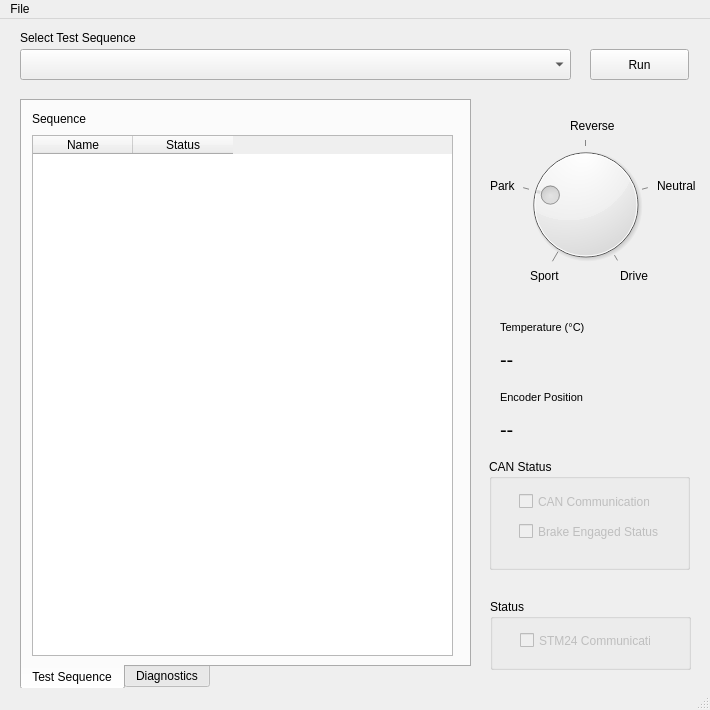
This is Noise/gui.ui in bensoni/GHSP_Fixture as Qt 5 draws it before an edit. The edited form follows.
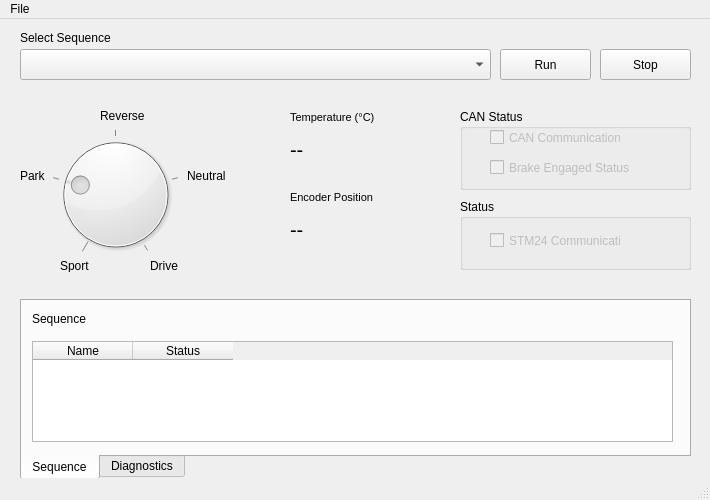
This is the edited form. The open tabs and pages were chosen to show the change.

```diff
--- a/Noise/gui.ui
+++ b/Noise/gui.ui
@@ -7,19 +7,19 @@
     <x>0</x>
     <y>0</y>
     <width>710</width>
-    <height>710</height>
+    <height>500</height>
    </rect>
   </property>
   <property name="minimumSize">
    <size>
     <width>710</width>
-    <height>710</height>
+    <height>500</height>
    </size>
   </property>
   <property name="maximumSize">
    <size>
     <width>710</width>
-    <height>710</height>
+    <height>500</height>
    </size>
   </property>
   <property name="windowTitle">
@@ -38,9 +38,9 @@
    <widget class="QPushButton" name="run_pushButton">
     <property name="geometry">
      <rect>
-      <x>590</x>
+      <x>500</x>
       <y>30</y>
-      <width>99</width>
+      <width>91</width>
       <height>31</height>
      </rect>
     </property>
@@ -53,7 +53,7 @@
      <rect>
       <x>20</x>
       <y>30</y>
-      <width>551</width>
+      <width>471</width>
       <height>31</height>
      </rect>
     </property>
@@ -68,14 +68,14 @@
      </rect>
     </property>
     <property name="text">
-     <string>Select Test Sequence</string>
+     <string>Select Sequence</string>
     </property>
    </widget>
    <widget class="QDial" name="dial">
     <property name="geometry">
      <rect>
-      <x>520</x>
-      <y>110</y>
+      <x>50</x>
+      <y>100</y>
       <width>131</width>
       <height>151</height>
      </rect>
@@ -97,9 +97,9 @@
     <property name="geometry">
      <rect>
       <x>20</x>
-      <y>80</y>
-      <width>451</width>
-      <height>591</height>
+      <y>280</y>
+      <width>671</width>
+      <height>181</height>
      </rect>
     </property>
     <property name="autoFillBackground">
@@ -116,15 +116,15 @@
     </property>
     <widget class="QWidget" name="testSequenceTab">
      <attribute name="title">
-      <string>Test Sequence</string>
+      <string>Sequence</string>
      </attribute>
      <widget class="QTableWidget" name="sequence_tableWidget">
       <property name="geometry">
        <rect>
         <x>10</x>
-        <y>34</y>
-        <width>421</width>
-        <height>521</height>
+        <y>40</y>
+        <width>641</width>
+        <height>101</height>
        </rect>
       </property>
       <column>
@@ -187,8 +187,8 @@
    <widget class="QLabel" name="temperature_label">
     <property name="geometry">
      <rect>
-      <x>500</x>
-      <y>320</y>
+      <x>290</x>
+      <y>110</y>
       <width>91</width>
       <height>41</height>
      </rect>
@@ -203,8 +203,8 @@
    <widget class="QLabel" name="label_8">
     <property name="geometry">
      <rect>
-      <x>500</x>
-      <y>300</y>
+      <x>290</x>
+      <y>90</y>
       <width>121</width>
       <height>17</height>
      </rect>
@@ -223,9 +223,9 @@
    <widget class="QGroupBox" name="status_groupBox">
     <property name="geometry">
      <rect>
-      <x>490</x>
-      <y>580</y>
-      <width>201</width>
+      <x>460</x>
+      <y>180</y>
+      <width>231</width>
       <height>71</height>
      </rect>
     </property>
@@ -255,8 +255,8 @@
    <widget class="QLabel" name="label_2">
     <property name="geometry">
      <rect>
-      <x>490</x>
-      <y>160</y>
+      <x>20</x>
+      <y>150</y>
       <width>46</width>
       <height>13</height>
      </rect>
@@ -268,8 +268,8 @@
    <widget class="QLabel" name="label_3">
     <property name="geometry">
      <rect>
-      <x>570</x>
-      <y>100</y>
+      <x>100</x>
+      <y>90</y>
       <width>46</width>
       <height>13</height>
      </rect>
@@ -281,8 +281,8 @@
    <widget class="QLabel" name="label_9">
     <property name="geometry">
      <rect>
-      <x>657</x>
-      <y>160</y>
+      <x>187</x>
+      <y>150</y>
       <width>46</width>
       <height>13</height>
      </rect>
@@ -294,8 +294,8 @@
    <widget class="QLabel" name="label_10">
     <property name="geometry">
      <rect>
-      <x>620</x>
-      <y>250</y>
+      <x>150</x>
+      <y>240</y>
       <width>46</width>
       <height>13</height>
      </rect>
@@ -307,8 +307,8 @@
    <widget class="QLabel" name="label_11">
     <property name="geometry">
      <rect>
-      <x>530</x>
-      <y>250</y>
+      <x>60</x>
+      <y>240</y>
       <width>46</width>
       <height>13</height>
      </rect>
@@ -320,10 +320,10 @@
    <widget class="QGroupBox" name="groupBox">
     <property name="geometry">
      <rect>
-      <x>489</x>
-      <y>440</y>
-      <width>201</width>
-      <height>111</height>
+      <x>460</x>
+      <y>90</y>
+      <width>231</width>
+      <height>81</height>
      </rect>
     </property>
     <property name="title">
@@ -333,7 +333,7 @@
      <property name="geometry">
       <rect>
        <x>30</x>
-       <y>34</y>
+       <y>20</y>
        <width>131</width>
        <height>17</height>
       </rect>
@@ -352,7 +352,7 @@
      <property name="geometry">
       <rect>
        <x>30</x>
-       <y>64</y>
+       <y>50</y>
        <width>140</width>
        <height>17</height>
       </rect>
@@ -368,8 +368,8 @@
    <widget class="QLabel" name="position_label">
     <property name="geometry">
      <rect>
-      <x>500</x>
-      <y>390</y>
+      <x>290</x>
+      <y>190</y>
       <width>91</width>
       <height>41</height>
      </rect>
@@ -384,8 +384,8 @@
    <widget class="QLabel" name="label_12">
     <property name="geometry">
      <rect>
-      <x>500</x>
-      <y>370</y>
+      <x>290</x>
+      <y>170</y>
       <width>121</width>
       <height>17</height>
      </rect>
@@ -401,6 +401,19 @@
      <string>Encoder Position</string>
     </property>
    </widget>
+   <widget class="QPushButton" name="stop_pushButton">
+    <property name="geometry">
+     <rect>
+      <x>600</x>
+      <y>30</y>
+      <width>91</width>
+      <height>31</height>
+     </rect>
+    </property>
+    <property name="text">
+     <string>Stop</string>
+    </property>
+   </widget>
   </widget>
   <widget class="QMenuBar" name="menubar">
    <property name="geometry">
```
Left out of the diff: 26 changed lines with no effect on the pictures.
